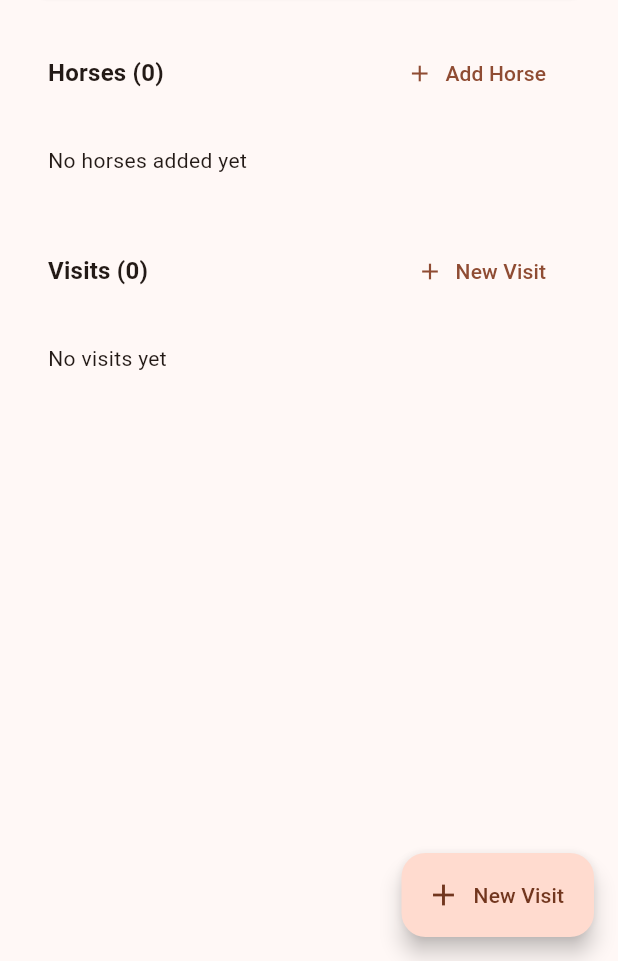
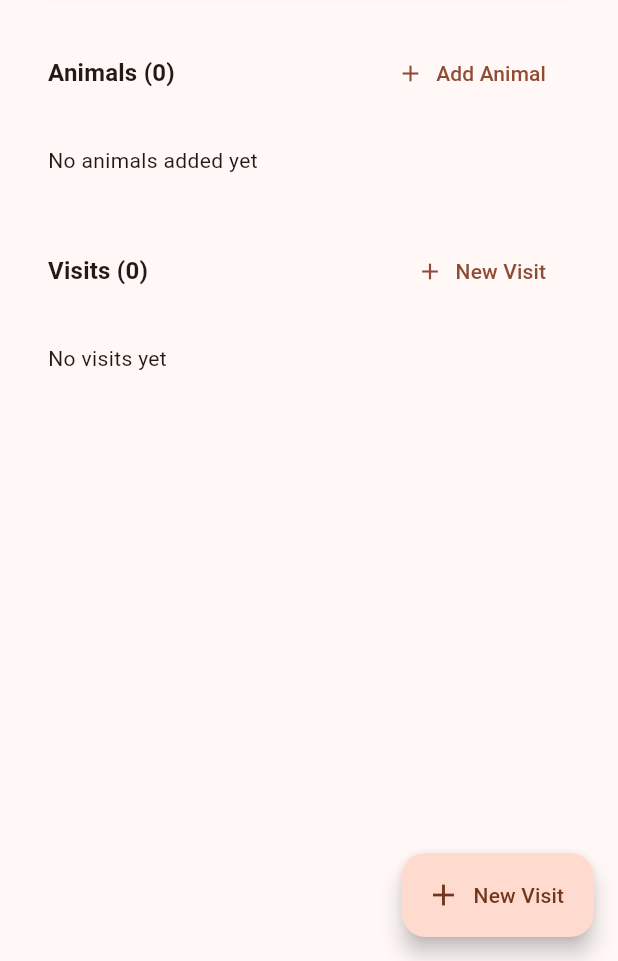
Before and after one commit to seitzelectric/farrierlog, a Flutter app: the ClientDetailScreen screen opened directly with empty values, on a phone screen of 412 x 824 dp, the part 275-1236 px from its top. Run offline on Flutter 3.47's test engine with Material 3 defaults, Android fonts, the phone set to English and light mode, and no system bars; our stand-ins replace image_picker, pdf, printing, share_plus, sqflite, table_calendar; missing offline and left inert: add_2_calendar; accounts and stored records are empty.

Commit message:
Update UI terminology for multi-species support

```diff
--- a/lib/screens/dashboard_screen.dart
+++ b/lib/screens/dashboard_screen.dart
@@ -71,7 +71,7 @@ class _DashboardScreenState extends State<DashboardScreen> {
                   color: Colors.blue,
                 ),
                 _StatCard(
-                  title: 'Total Horses',
+                  title: 'Total Animals',
                   value: '${_stats['totalHorses']}',
                   icon: Icons.dataset,
                   color: Colors.brown,
--- a/lib/screens/new_visit_screen.dart
+++ b/lib/screens/new_visit_screen.dart
@@ -188,11 +188,11 @@ class _NewVisitScreenState extends State<NewVisitScreen> {
           ),
           const SizedBox(height: 8),
           if (_selectedClient != null) ...[
-            Text('Select Horses', style: Theme.of(context).textTheme.titleMedium),
+            Text('Select Animals', style: Theme.of(context).textTheme.titleMedium),
             if (_horses.isEmpty)
               const Padding(
                 padding: EdgeInsets.all(8),
-                child: Text('No horses for this client'),
+                child: Text('No animals for this client'),
               )
             else
               ..._horses.map((h) => CheckboxListTile(
--- a/lib/screens/screens.dart
+++ b/lib/screens/screens.dart
@@ -67,7 +67,7 @@ class _ClientDetailScreenState extends State<ClientDetailScreen> {
     final confirmed = await ConfirmationDialog.show(
       context,
       title: 'Delete Client',
-      message: 'Are you sure you want to delete ${_client.fullName}? This will also delete all associated visits, horses, and photos.',
+      message: 'Are you sure you want to delete ${_client.fullName}? This will also delete all associated visits, animals, and photos.',
     );
     if (confirmed == true) {
       await DatabaseService.deleteClient(_client.id!);
@@ -100,7 +100,7 @@ class _ClientDetailScreenState extends State<ClientDetailScreen> {
   Future<void> _deleteHorse(Horse horse) async {
     final confirmed = await ConfirmationDialog.show(
       context,
-      title: 'Delete Horse',
+      title: 'Delete Animal',
       message: 'Are you sure you want to delete ${horse.name}?',
     );
     if (confirmed == true) {
@@ -223,14 +223,14 @@ class _ClientDetailScreenState extends State<ClientDetailScreen> {
 
                   const SizedBox(height: 16),
                   SectionHeader(
-                    title: 'Horses (${_horses.length})',
+                    title: 'Animals (${_horses.length})',
                     onAdd: _addHorseDialog,
-                    addLabel: 'Add Horse',
+                    addLabel: 'Add Animal',
                   ),
                   if (_horses.isEmpty)
                     const Padding(
                       padding: EdgeInsets.all(16),
-                      child: Text('No horses added yet'),
+                      child: Text('No animals added yet'),
                     )
                   else
                     ..._horses.map((horse) => Card(
@@ -335,7 +335,7 @@ class _HorseFormDialogState extends State<HorseFormDialog> {
   @override
   Widget build(BuildContext context) {
     return AlertDialog(
-      title: Text(isEditing ? 'Edit Horse' : 'New Horse'),
+      title: Text(isEditing ? 'Edit Animal' : 'New Animal'),
       content: SingleChildScrollView(
         child: Form(
           key: _formKey,
@@ -353,7 +353,7 @@ class _HorseFormDialogState extends State<HorseFormDialog> {
               ),
               TextFormField(
                 controller: _colorCtrl,
-                decoration: const InputDecoration(labelText: 'Service'),
+                decoration: const InputDecoration(labelText: 'Description'),
               ),
               TextFormField(
                 controller: _notesCtrl,
@@ -447,7 +447,7 @@ class _ServiceLineDialogState extends State<ServiceLineDialog> {
             if (widget.horses.isNotEmpty)
               DropdownButtonFormField<int?>(
                 value: _selectedHorseId,
-                decoration: const InputDecoration(labelText: 'Horse'),
+                decoration: const InputDecoration(labelText: 'Animal'),
                 items: [
                   const DropdownMenuItem(value: null, child: Text('General')),
                   ...widget.horses.map((h) =>
--- a/lib/screens/visit_detail_screen.dart
+++ b/lib/screens/visit_detail_screen.dart
@@ -127,7 +127,7 @@ class _VisitDetailScreenState extends State<VisitDetailScreen> {
                   if (_horses.isNotEmpty)
                     DropdownButtonFormField<int?>(
                       value: horseId,
-                      decoration: const InputDecoration(labelText: 'Horse'),
+                      decoration: const InputDecoration(labelText: 'Animal'),
                       items: [
                         const DropdownMenuItem(value: null, child: Text('None')),
                         ..._horses.map((h) => DropdownMenuItem(
@@ -357,11 +357,11 @@ class _VisitDetailScreenState extends State<VisitDetailScreen> {
               ),
             ),
             const SizedBox(height: 16),
-            SectionHeader(title: 'Horses (${_horses.length})'),
+            SectionHeader(title: 'Animals (${_horses.length})'),
             if (_horses.isEmpty)
               const Padding(
                 padding: EdgeInsets.all(16),
-                child: Text('No horses selected for this visit'),
+                child: Text('No animals selected for this visit'),
               )
             else
               ..._horses.map((h) => ListTile(
@@ -372,7 +372,7 @@ class _VisitDetailScreenState extends State<VisitDetailScreen> {
             SectionHeader(
               title: 'Billing',
               onAdd: _addServiceLine,
-              addLabel: 'Add Line',
+              addLabel: 'Add Service Line',
             ),
             if (_serviceLines.isEmpty)
               const Padding(
```
